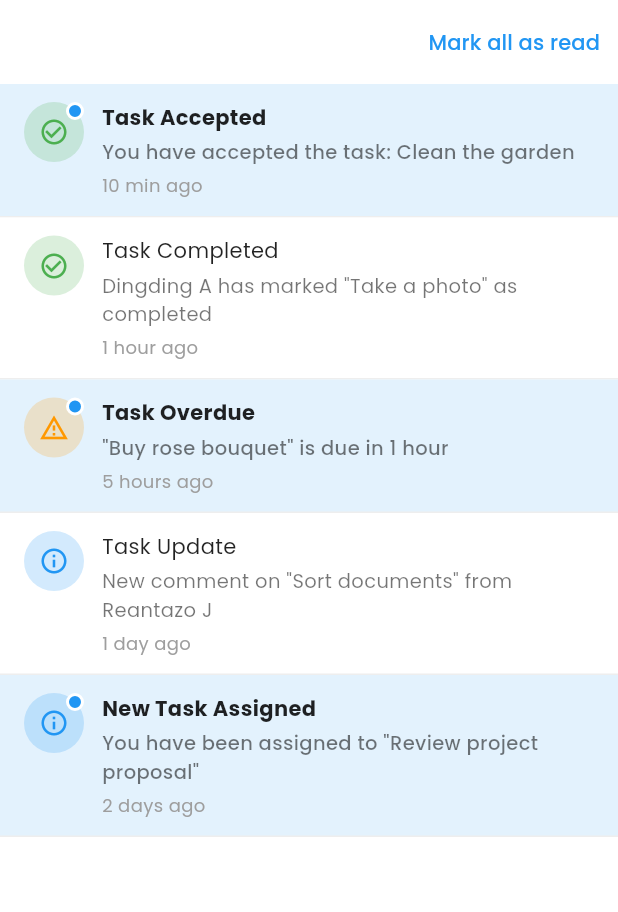
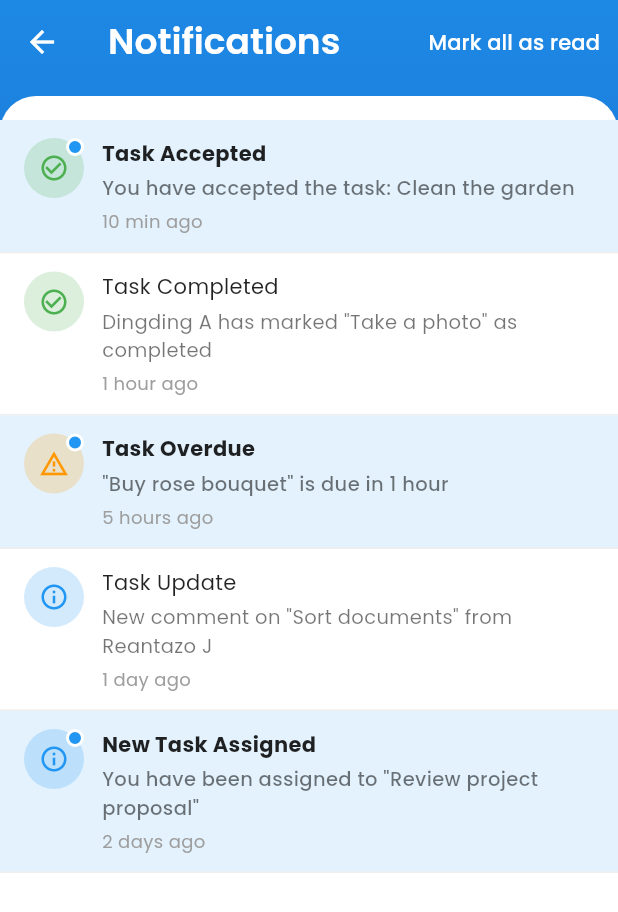
Before and after one commit to Chieyo/BidaTask, a Flutter app: the NotificationScreen screen opened by its route, on a phone screen of 412 x 824 dp. Shown: the top 912 px of the screen. Run offline on Flutter 3.47's test engine with Material 3 defaults, Android fonts, the phone set to English and light mode, and no system bars; our stand-ins replace flutter_dotenv, flutter_map, geocoding, geolocator, google_fonts, google_maps_flutter and 6 more; accounts and stored records are empty.

Commit message:
fix[notif_screen]: fix screen UI

```diff
--- a/frontend/lib/presentation/screens/notifications_screen.dart
+++ b/frontend/lib/presentation/screens/notifications_screen.dart
@@ -1,6 +1,8 @@
 import 'package:flutter/material.dart';
+import 'package:google_fonts/google_fonts.dart';
 import '../models/notification_model.dart';
 import '../widgets/notification_tile.dart';
+import '../widgets/background/animated_background.dart';
 
 class NotificationScreen extends StatefulWidget {
   const NotificationScreen({super.key});
@@ -89,20 +91,45 @@ class NotificationScreenState extends State<NotificationScreen> {
 
   @override
   Widget build(BuildContext context) {
-    return Scaffold(
+    return AnimatedBackground(
+      child: Scaffold(
+        extendBody: true,
+        backgroundColor: Colors.transparent,
         appBar: AppBar(
-        title: const Text('Notifications'),
+          title: Text(
+            'Notifications',
+            style: GoogleFonts.poppins(
+              fontSize: 24,
+              fontWeight: FontWeight.w600,
+              color: Colors.white,
+            ),
+          ),
+          backgroundColor: Colors.transparent,
+          elevation: 0,
           actions: [
             TextButton(
               onPressed: _markAllAsRead,
-            child: const Text(
+              child: Text(
                 'Mark all as read',
-              style: TextStyle(color: Colors.blue),
+                style: GoogleFonts.poppins(
+                  color: Colors.white,
+                  fontWeight: FontWeight.w500,
+                ),
               ),
             ),
           ],
         ),
-      body: ListView.builder(
+        body: Column(
+          children: [
+            Expanded(
+              child: Container(
+                margin: const EdgeInsets.only(top: 8),
+                decoration: const BoxDecoration(
+                  color: Colors.white,
+                  borderRadius: BorderRadius.vertical(top: Radius.circular(24)),
+                ),
+                child: ListView.builder(
+                  padding: const EdgeInsets.only(top: 16),
                   itemCount: _notifications.length,
                   itemBuilder: (context, index) {
                     final notification = _notifications[index];
@@ -112,6 +139,11 @@ class NotificationScreenState extends State<NotificationScreen> {
                     );
                   },
                 ),
+              ),
+            ),
+          ],
+        ),
+      ),
     );
   }
 }
```
Lines whose indentation alone changed are shown as unchanged.
